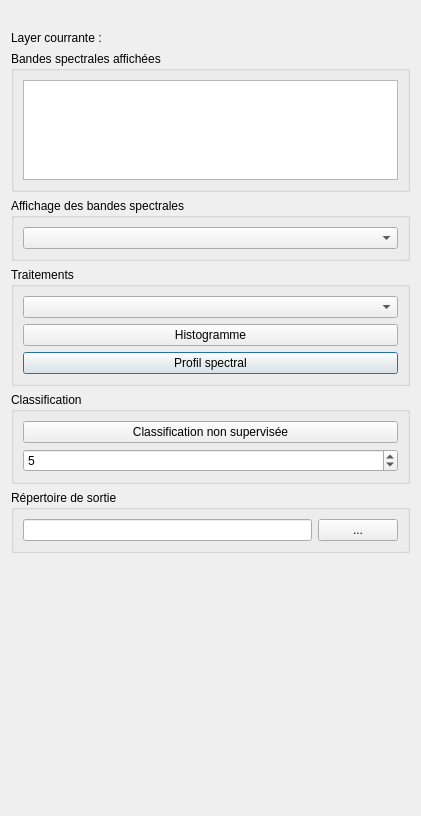
CS-SI/TerreImage, file ui_qgiseducation.ui: the form before one commit.
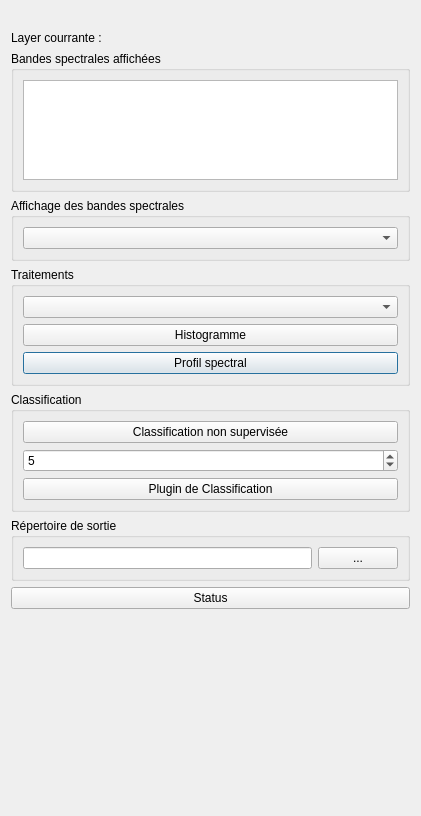
The form after the commit.

Commit message: debug sur le statut courrant du plugin

```diff
--- a/ui_qgiseducation.ui
+++ b/ui_qgiseducation.ui
@@ -117,6 +117,13 @@
         </property>
        </widget>
       </item>
+      <item>
+       <widget class="QPushButton" name="pushButton_plugin_classification">
+        <property name="text">
+         <string>Plugin de Classification</string>
+        </property>
+       </widget>
+      </item>
      </layout>
     </widget>
    </item>
@@ -139,6 +146,13 @@
      </layout>
     </widget>
    </item>
+   <item>
+    <widget class="QPushButton" name="pushButton_status">
+     <property name="text">
+      <string>Status</string>
+     </property>
+    </widget>
+   </item>
    <item>
     <spacer name="verticalSpacer">
      <property name="orientation">
```
The commit also changes 7 other files.
